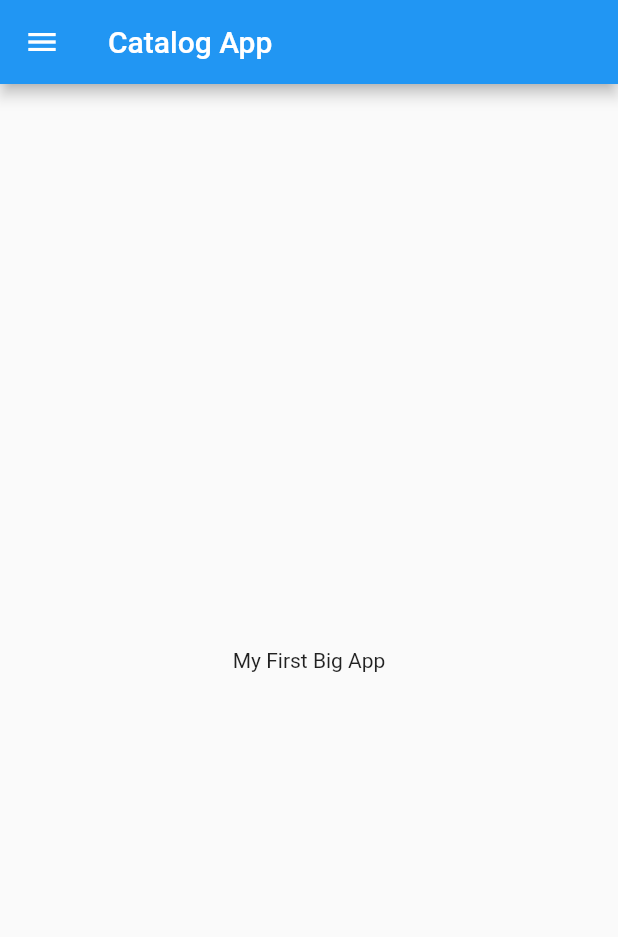
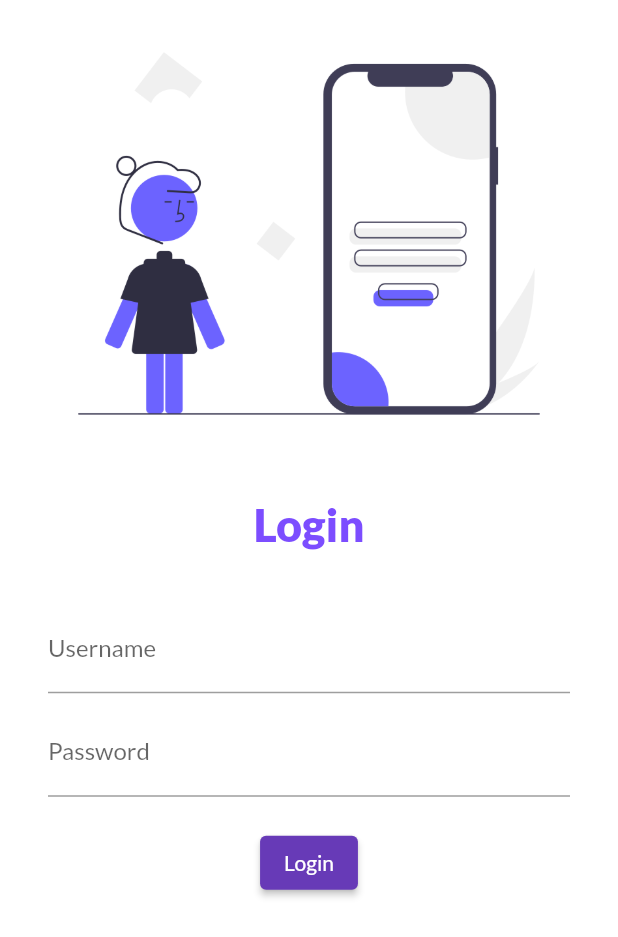
Before and after one commit to Nishant-Narsale/catalog_app, a Flutter app: the screen it shows after launch, on a phone screen of 412 x 824 dp. Shown: the top 937 px of the screen. Run offline on Flutter 3.47's test engine with Material 2 defaults, Android fonts, the phone set to English and light mode, and no system bars; our stand-ins replace google_fonts.

Commit message:
added login ui

```diff
--- a/lib/main.dart
+++ b/lib/main.dart
@@ -1,15 +1,29 @@
-import 'package:catalog_app/home_page.dart';
+import 'package:catalog_app/pages/home_page.dart';
+import 'package:catalog_app/pages/login_page.dart';
 import 'package:flutter/material.dart';
+import 'package:google_fonts/google_fonts.dart';
 
 void main() => runApp(MyApp());
 
 class MyApp extends StatelessWidget {
-
   @override
-  Widget build(BuildContext context){
-
+  Widget build(BuildContext context) {
     return MaterialApp(
-      home: HomePage(),
+      themeMode: ThemeMode.light,
+      theme: ThemeData(
+        primarySwatch: Colors.deepPurple,
+        fontFamily: GoogleFonts.lato().fontFamily,
+      ),
+      darkTheme: ThemeData(
+        brightness: Brightness.dark,
+        fontFamily: GoogleFonts.lato().fontFamily,
+      ),
+      initialRoute: "/login",
+      routes: {
+        "/": (context) => HomePage(),
+        "/login": (context) => LoginPage(),
+        // "/home": (context) => HomePage()
+      },
     );
   }
 }
--- /dev/null
+++ b/lib/pages/login_page.dart
@@ -0,0 +1,49 @@
+import 'package:flutter/material.dart';
+
+class LoginPage extends StatelessWidget {
+  @override
+  Widget build(BuildContext context) {
+    return Material(
+      color: Colors.white,
+      child: Column(children: [
+        Image.asset("assets/images/login_img.png", fit: BoxFit.cover),
+        SizedBox(height: 20.0), // To give space between image and text
+        Text(
+          "Login",
+          style: TextStyle(
+              fontSize: 30,
+              color: Colors.deepPurpleAccent,
+              fontWeight: FontWeight.w800),
+        ),
+        SizedBox(height: 20.0),
+        Padding(
+          padding: const EdgeInsets.symmetric(vertical: 16.0, horizontal: 32.0),
+          child: Column(
+            children: [
+              TextFormField(
+                decoration: InputDecoration(
+                  hintText: "Enter username",
+                  labelText: "Username",
+                ),
+              ),
+              SizedBox(height: 10.0),
+              TextFormField(
+                obscureText: true,
+                decoration: InputDecoration(
+                  hintText: "Enter password",
+                  labelText: "Password",
+                ),
+              ),
+              SizedBox(height: 20.0),
+              ElevatedButton(
+                  onPressed: () {
+                    print("login clicked");
+                  },
+                  child: Text("Login")),
+            ],
+          ),
+        ),
+      ]),
+    );
+  }
+}
```
Also changed, not shown: pubspec.yaml (+3 -4 lines), assets/images/login_img.png (added), lib/pages/home_page.dart (renamed from lib/home_page.dart), pubspec.lock.
